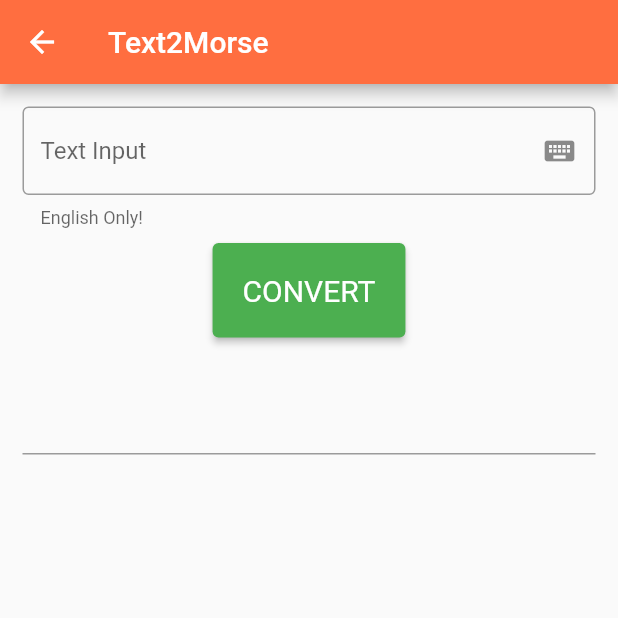
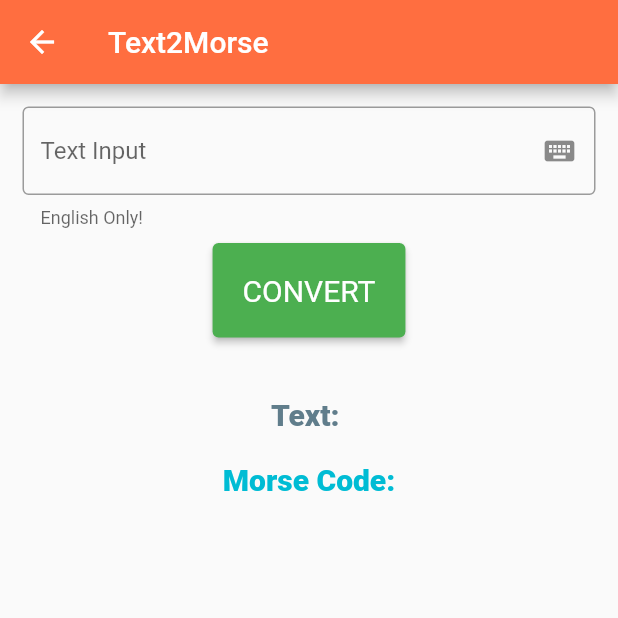
Before and after one commit to Skye023/Morse_Me, a Flutter app: the Text2Morse screen opened directly, after a tap on "CONVERT", on a phone screen of 412 x 824 dp, the top half of it. Run offline on Flutter 3.47's test engine with Material 2 defaults, Android fonts, the phone set to English and light mode, and no system bars; missing offline and left inert: dart:html.

Commit message:
Update Code

```diff
--- a/morse_me_v2/lib/converter.dart
+++ b/morse_me_v2/lib/converter.dart
@@ -14,8 +14,7 @@ String a = '';
 class _Morse2Text extends State<Morse2Text> {
   @override
   Widget build(BuildContext context) {
-    String _text = '';
-
+    String _text = a;
     void _doSth(int i) {
       if (i == 0) {
         a += '.';
@@ -24,12 +23,9 @@ class _Morse2Text extends State<Morse2Text> {
       } else if (i == 2) {
         a = a.substring(0, a.length - 1);
       } else {
-        print('error');
+        log('error');
       }
-      print('set: ' + a.toString());
-      setState(() {
-        _text = a.toString();
-      });
+      setState(() {});
     }
 
     return Scaffold(
@@ -44,7 +40,7 @@ class _Morse2Text extends State<Morse2Text> {
             Text(
               _text,
               style: const TextStyle(
-                  fontSize: 30,
+                  fontSize: 30.0,
                   fontWeight: FontWeight.w900,
                   color: Colors.deepPurple),
             ),
@@ -107,6 +103,26 @@ class _Morse2Text extends State<Morse2Text> {
                 size: 50.0,
                 color: Colors.white,
               ),
+            ),
+            RawMaterialButton(
+              onPressed: () {
+                log('convert');
+                if (a.isNotEmpty) {
+                  _doSth(3);
+                }
+              },
+              constraints: BoxConstraints.tight(const Size(150, 80)),
+              shape: RoundedRectangleBorder(
+                  borderRadius: BorderRadius.circular(10.0)),
+              fillColor: Colors.redAccent,
+              hoverColor: Colors.red,
+              child: const Text(
+                'CONVERT',
+                style: TextStyle(
+                    color: Colors.white,
+                    fontSize: 30.0,
+                    fontWeight: FontWeight.bold),
+              ),
             )
           ]),
         )));
@@ -128,10 +144,6 @@ class _Text2Morse extends State<Text2Morse> {
     @override
     void dispose() {
       _controller.dispose();
-    }
-
-    void T2M(String a) {
-      print(a);
     }
 
     final ButtonStyle _buttonStyle = ElevatedButton.styleFrom(
@@ -160,19 +172,49 @@ class _Text2Morse extends State<Text2Morse> {
                 ),
                 ElevatedButton(
                     onPressed: () {
-                      T2M(_controller.text);
+                      a = _controller.text;
+                      T2M();
+                      setState(() {});
                     },
                     style: _buttonStyle,
                     child: const Text('CONVERT')),
                 const SizedBox(
-                  height: 30,
+                  height: 40,
                 ),
-                TextField(
-                  controller: _controller,
+                const Text(
+                  'Text: ',
+                  style: TextStyle(
+                      fontWeight: FontWeight.w900,
+                      fontSize: 20.0,
+                      color: Colors.blueGrey),
+                ),
+                const SizedBox(
+                  height: 20,
+                ),
+                const Text(
+                  'Morse Code:',
+                  style: TextStyle(
+                      fontWeight: FontWeight.w900,
+                      fontSize: 20.0,
+                      color: Colors.cyan),
+                ),
+                const SizedBox(
+                  height: 20,
+                ),
+                Text(
+                  _controller.text,
+                  style: const TextStyle(
+                      fontWeight: FontWeight.w700,
+                      fontSize: 20.0,
+                      color: Colors.blueGrey),
                 )
               ])),
         ));
   }
+}
+
+void T2M() {
+  print(a);
 }
 
 class ErrorPage extends StatelessWidget {
@@ -184,8 +226,8 @@ class ErrorPage extends StatelessWidget {
       appBar: AppBar(
         title: const Text('ERROR!!!'),
       ),
-      body: Center(
-        child: const Text('This is an error verification page.'),
+      body: const Center(
+        child: Text('This is an error verification page.'),
       ),
     );
   }
```
